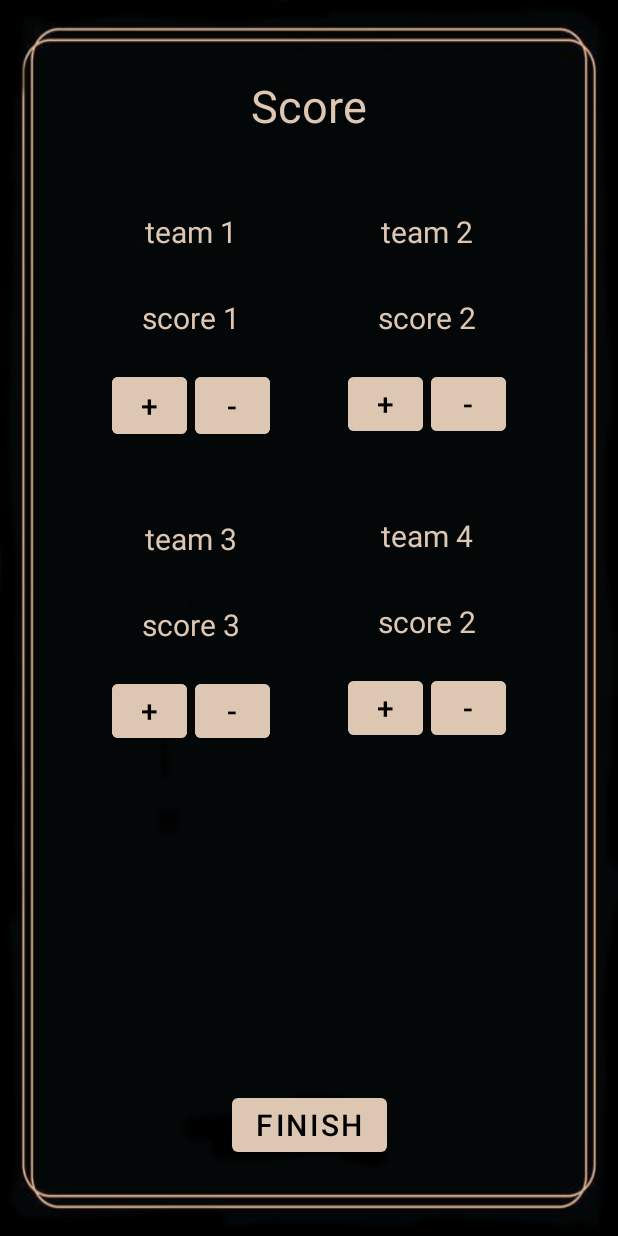
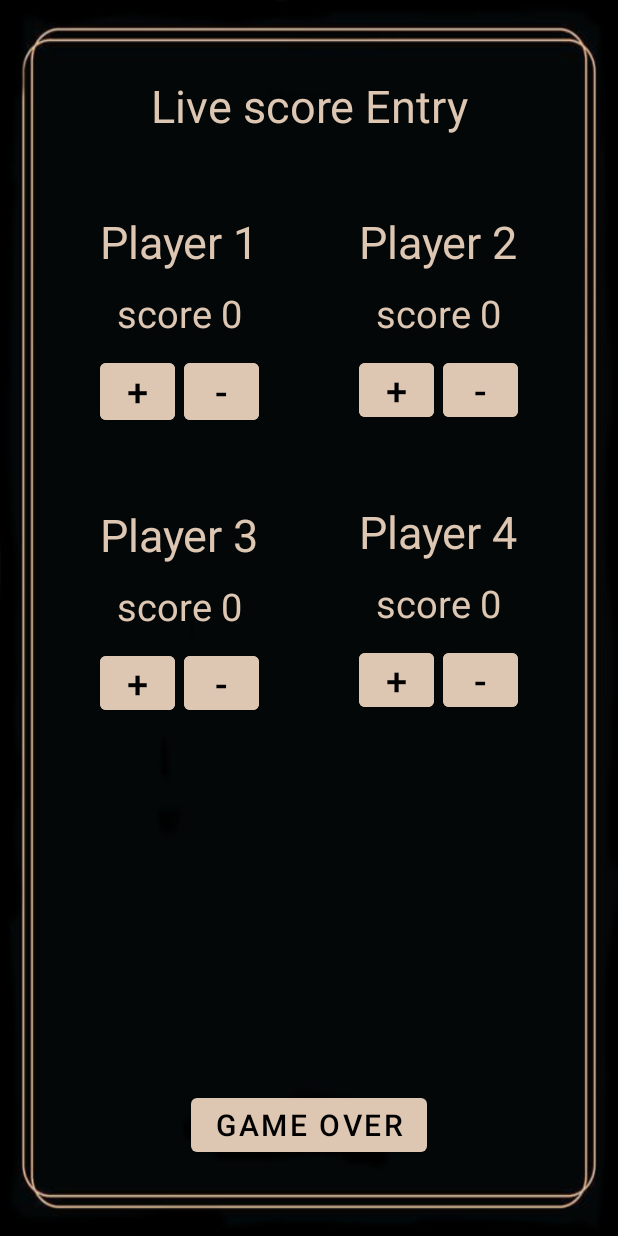
Before and after one commit to catlechat/designpatternkotlin, an Android app: the layout activity_game.xml on its own in the app's theme, with its tools: preview values and no code run, on a phone screen of 412 x 824 dp. Run offline under Robolectric (Android 15) with nearby library versions, the phone set to English and light mode, and no system bars.

Commit message:
Linked score activity to a class

```diff
--- a/app/src/main/AndroidManifest.xml
+++ b/app/src/main/AndroidManifest.xml
@@ -9,6 +9,9 @@
         android:roundIcon="@mipmap/ic_launcher_round"
         android:supportsRtl="true"
         android:theme="@style/Theme.TarotDesignPattern">
+        <activity
+            android:name=".GameActivity"
+            android:exported="false" />
         <activity
             android:name=".GameSetupActivity"
             android:exported="false" />
--- /dev/null
+++ b/app/src/main/java/com/ivan/ceaicovschi/tarotdesignpattern/GameActivity.kt
@@ -0,0 +1,11 @@
+package com.ivan.ceaicovschi.tarotdesignpattern
+
+import androidx.appcompat.app.AppCompatActivity
+import android.os.Bundle
+
+class GameActivity : AppCompatActivity() {
+    override fun onCreate(savedInstanceState: Bundle?) {
+        super.onCreate(savedInstanceState)
+        setContentView(R.layout.activity_game)
+    }
+}
--- a/app/src/main/res/layout/table_score_test2.xml
+++ b/app/src/main/res/layout/activity_game.xml
@@ -6,14 +6,14 @@
     android:layout_width="match_parent"
     android:layout_height="match_parent"
     android:background="@drawable/emptybackground"
-    tools:context=".GameSetupActivity">
+    tools:context=".GameActivity">
 
     <TextView
         android:id="@+id/gameSetupText"
         android:layout_width="wrap_content"
         android:layout_height="wrap_content"
         android:textColor="@color/backgroundLight"
-        android:text="Score"
+        android:text="Live score Entry"
         android:textSize="30sp"
         android:layout_marginTop="50dp"
         app:layout_constraintTop_toTopOf="parent"
@@ -22,53 +22,53 @@
         />
 
     <TextView
-        android:id="@+id/teamone"
+        android:id="@+id/playerone"
         android:layout_width="wrap_content"
         android:layout_height="wrap_content"
         android:textColor="@color/backgroundLight"
-        android:text="team 1"
-        android:textSize="20sp"
+        android:text="Player 1"
+        android:textSize="30sp"
         android:layout_marginTop="50dp"
         app:layout_constraintTop_toBottomOf="@id/gameSetupText"
         app:layout_constraintLeft_toLeftOf="parent"
-        app:layout_constraintRight_toLeftOf="@id/teamtwo"
+        app:layout_constraintRight_toLeftOf="@id/playertwo"
         />
     <TextView
-        android:id="@+id/teamtwo"
+        android:id="@+id/playertwo"
         android:layout_width="wrap_content"
         android:layout_height="wrap_content"
         android:textColor="@color/backgroundLight"
-        android:text="team 2"
-        android:textSize="20sp"
+        android:text="Player 2"
+        android:textSize="30sp"
         android:layout_marginTop="50dp"
         app:layout_constraintTop_toBottomOf="@id/gameSetupText"
-        app:layout_constraintLeft_toRightOf="@id/teamone"
+        app:layout_constraintLeft_toRightOf="@id/playerone"
         app:layout_constraintRight_toRightOf="parent"
 
         />
     <TextView
-        android:id="@+id/teamthree"
+        android:id="@+id/playerthree"
         android:layout_width="wrap_content"
         android:layout_height="wrap_content"
         android:textColor="@color/backgroundLight"
-        android:text="team 3"
-        android:textSize="20sp"
+        android:text="Player 3"
+        android:textSize="30sp"
         android:layout_marginTop="50dp"
         app:layout_constraintTop_toBottomOf="@id/buttonplusone"
         app:layout_constraintLeft_toLeftOf="parent"
-        app:layout_constraintRight_toLeftOf="@id/teamfour"
+        app:layout_constraintRight_toLeftOf="@id/playerfour"
 
         />
     <TextView
-        android:id="@+id/teamfour"
+        android:id="@+id/playerfour"
         android:layout_width="wrap_content"
         android:layout_height="wrap_content"
         android:textColor="@color/backgroundLight"
-        android:text="team 4"
-        android:textSize="20sp"
+        android:text="Player 4"
+        android:textSize="30sp"
         android:layout_marginTop="50dp"
         app:layout_constraintTop_toBottomOf="@id/buttonplustwo"
-        app:layout_constraintLeft_toRightOf="@id/teamthree"
+        app:layout_constraintLeft_toRightOf="@id/playerthree"
         app:layout_constraintRight_toRightOf="parent"
 
         />
@@ -77,24 +77,24 @@
         android:layout_width="wrap_content"
         android:layout_height="wrap_content"
         android:textColor="@color/backgroundLight"
-        android:text="score 1"
-        android:textSize="20sp"
-        app:layout_constraintLeft_toLeftOf="@id/teamone"
-        app:layout_constraintRight_toRightOf="@id/teamone"
-        app:layout_constraintTop_toBottomOf="@id/teamone"
-        android:layout_marginTop="30dp"
+        android:text="score 0"
+        android:textSize="25sp"
+        app:layout_constraintLeft_toLeftOf="@id/playerone"
+        app:layout_constraintRight_toRightOf="@id/playerone"
+        app:layout_constraintTop_toBottomOf="@id/playerone"
+        android:layout_marginTop="10dp"
         />
     <TextView
         android:id="@+id/scoretwo"
         android:layout_width="wrap_content"
         android:layout_height="wrap_content"
         android:textColor="@color/backgroundLight"
-        android:text="score 2"
-        android:textSize="20sp"
-        app:layout_constraintLeft_toLeftOf="@id/teamtwo"
-        app:layout_constraintRight_toRightOf="@id/teamtwo"
-        app:layout_constraintTop_toBottomOf="@id/teamtwo"
-        android:layout_marginTop="30dp"
+        android:text="score 0"
+        android:textSize="25sp"
+        app:layout_constraintLeft_toLeftOf="@id/playertwo"
+        app:layout_constraintRight_toRightOf="@id/playertwo"
+        app:layout_constraintTop_toBottomOf="@id/playertwo"
+        android:layout_marginTop="10dp"
         />
 
     <Button
@@ -102,25 +102,24 @@
         android:layout_width="50dp"
         android:layout_height="50dp"
         android:text="+"
-        android:textSize="20sp"
+        android:textSize="25sp"
+        android:padding="0dp"
         android:backgroundTint="@color/backgroundLight"
-        app:layout_constraintLeft_toLeftOf="@id/scoreone"
-        android:layout_marginLeft="-20dp"
+        app:layout_constraintLeft_toLeftOf="@id/playerone"
         app:layout_constraintTop_toBottomOf="@id/scoreone"
-        android:layout_marginTop="20sp"
+        android:layout_marginTop="10dp"
         />
     <Button
         android:id="@+id/buttonminusone"
         android:layout_width="50dp"
         android:layout_height="50dp"
         android:text="-"
-        android:textSize="20sp"
+        android:textSize="25sp"
+        android:padding="0dp"
         android:backgroundTint="@color/backgroundLight"
-
-        app:layout_constraintRight_toRightOf="@id/scoreone"
+        app:layout_constraintRight_toRightOf="@id/playerone"
         app:layout_constraintTop_toBottomOf="@id/scoreone"
-        android:layout_marginRight="-20dp"
-        android:layout_marginTop="20sp"
+        android:layout_marginTop="10sp"
         />
 
 
@@ -128,26 +127,26 @@
         android:id="@+id/buttonplustwo"
         android:layout_width="50dp"
         android:layout_height="wrap_content"
+        android:layout_marginTop="10sp"
+        android:backgroundTint="@color/backgroundLight"
         android:text="+"
-        android:textSize="20sp"
-        android:backgroundTint="@color/backgroundLight"
-        app:layout_constraintLeft_toLeftOf="@id/scoretwo"
-        android:layout_marginLeft="-20dp"
-        app:layout_constraintTop_toBottomOf="@id/scoretwo"
-        android:layout_marginTop="20sp"
-        />
+        android:textSize="25sp"
+        android:padding="0dp"
+
+        app:layout_constraintLeft_toLeftOf="@id/playertwo"
+        app:layout_constraintTop_toBottomOf="@id/scoretwo" />
+
     <Button
         android:id="@+id/buttonminustwo"
         android:layout_width="50dp"
         android:layout_height="wrap_content"
         android:text="-"
-        android:textSize="20sp"
+        android:textSize="25sp"
+        android:padding="0dp"
         android:backgroundTint="@color/backgroundLight"
-
-        app:layout_constraintRight_toRightOf="@id/scoretwo"
+        app:layout_constraintRight_toRightOf="@id/playertwo"
         app:layout_constraintTop_toBottomOf="@id/scoretwo"
-        android:layout_marginRight="-20dp"
-        android:layout_marginTop="20sp"
+        android:layout_marginTop="10sp"
         />
 
     <TextView
@@ -155,24 +154,24 @@
         android:layout_width="wrap_content"
         android:layout_height="wrap_content"
         android:textColor="@color/backgroundLight"
-        android:text="score 3"
-        android:textSize="20sp"
-        app:layout_constraintLeft_toLeftOf="@id/teamthree"
-        app:layout_constraintRight_toRightOf="@id/teamthree"
-        app:layout_constraintTop_toBottomOf="@id/teamthree"
-        android:layout_marginTop="30dp"
+        android:text="score 0"
+        android:textSize="25sp"
+        app:layout_constraintLeft_toLeftOf="@id/playerthree"
+        app:layout_constraintRight_toRightOf="@id/playerthree"
+        app:layout_constraintTop_toBottomOf="@id/playerthree"
+        android:layout_marginTop="10dp"
         />
     <TextView
         android:id="@+id/scorefour"
         android:layout_width="wrap_content"
         android:layout_height="wrap_content"
         android:textColor="@color/backgroundLight"
-        android:text="score 2"
-        android:textSize="20sp"
-        app:layout_constraintLeft_toLeftOf="@id/teamfour"
-        app:layout_constraintRight_toRightOf="@id/teamfour"
-        app:layout_constraintTop_toBottomOf="@id/teamfour"
-        android:layout_marginTop="30dp"
+        android:text="score 0"
+        android:textSize="25sp"
+        app:layout_constraintLeft_toLeftOf="@id/playerfour"
+        app:layout_constraintRight_toRightOf="@id/playerfour"
+        app:layout_constraintTop_toBottomOf="@id/playerfour"
+        android:layout_marginTop="10dp"
         />
 
     <Button
@@ -180,25 +179,24 @@
         android:layout_width="50dp"
         android:layout_height="wrap_content"
         android:text="+"
-        android:textSize="20sp"
+        android:textSize="25sp"
+        android:padding="0dp"
         android:backgroundTint="@color/backgroundLight"
-        app:layout_constraintLeft_toLeftOf="@id/scorethree"
-        android:layout_marginLeft="-20dp"
+        app:layout_constraintLeft_toLeftOf="@id/playerthree"
         app:layout_constraintTop_toBottomOf="@id/scorethree"
-        android:layout_marginTop="20sp"
+        android:layout_marginTop="10sp"
         />
     <Button
         android:id="@+id/buttonminusthree"
         android:layout_width="50dp"
         android:layout_height="wrap_content"
         android:text="-"
-        android:textSize="20sp"
+        android:padding="0dp"
+        android:textSize="25sp"
         android:backgroundTint="@color/backgroundLight"
-
-        app:layout_constraintRight_toRightOf="@id/scorethree"
+        app:layout_constraintRight_toRightOf="@id/playerthree"
         app:layout_constraintTop_toBottomOf="@id/scorethree"
-        android:layout_marginRight="-20dp"
-        android:layout_marginTop="20sp"
+        android:layout_marginTop="10sp"
         />
 
     <Button
@@ -206,25 +204,24 @@
         android:layout_width="50dp"
         android:layout_height="wrap_content"
         android:text="+"
-        android:textSize="20sp"
+        android:padding="0dp"
+        android:textSize="25sp"
         android:backgroundTint="@color/backgroundLight"
-        app:layout_constraintLeft_toLeftOf="@id/scorefour"
-        android:layout_marginLeft="-20dp"
+        app:layout_constraintLeft_toLeftOf="@id/playerfour"
         app:layout_constraintTop_toBottomOf="@id/scorefour"
-        android:layout_marginTop="20sp"
+        android:layout_marginTop="10sp"
         />
     <Button
         android:id="@+id/buttonminusfour"
         android:layout_width="50dp"
         android:layout_height="wrap_content"
         android:text="-"
-        android:textSize="20sp"
+        android:padding="0dp"
+        android:textSize="25sp"
         android:backgroundTint="@color/backgroundLight"
-
-        app:layout_constraintRight_toRightOf="@id/scorefour"
+        app:layout_constraintRight_toRightOf="@id/playerfour"
         app:layout_constraintTop_toBottomOf="@id/scorefour"
-        android:layout_marginRight="-20dp"
-        android:layout_marginTop="20sp"
+        android:layout_marginTop="10sp"
         />
 
     <Button
@@ -232,11 +229,11 @@
         android:layout_width="wrap_content"
         android:layout_height="wrap_content"
         android:textSize="20sp"
-        android:text="Finish"
+        android:text="Game Over"
         app:layout_constraintLeft_toLeftOf="parent"
         app:layout_constraintRight_toRightOf="parent"
         app:layout_constraintBottom_toBottomOf="parent"
         android:layout_marginBottom="50dp"
-    />
+        />
 
 </androidx.constraintlayout.widget.ConstraintLayout>
```
Also changed, not shown: app/src/main/res/layout/table_score.xml (deleted, +0 -94 lines).
